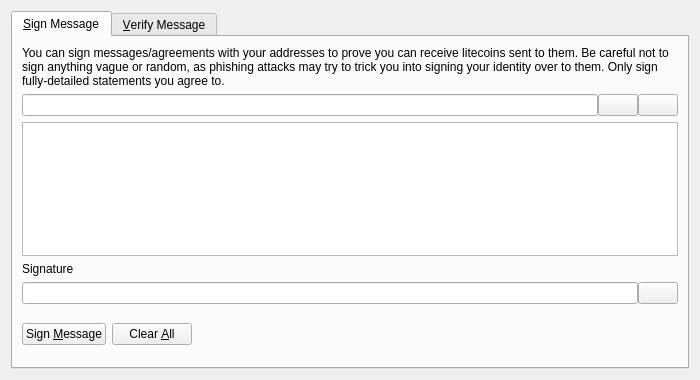
First picture: the form in src/qt/forms/signverifymessagedialog.ui, repository lubosz/litecoin, before the edit.
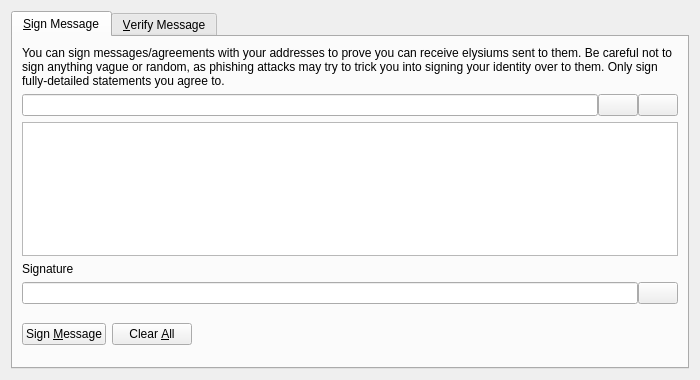
Second picture: the form after the edit. Icons and pictures are not drawn. Custom widgets are drawn as their Qt base class.

Commit message: rename: litecoin to elysium.

```diff
--- a/src/qt/forms/signverifymessagedialog.ui
+++ b/src/qt/forms/signverifymessagedialog.ui
@@ -30,7 +30,7 @@
        <item>
         <widget class="QLabel" name="infoLabel_SM">
          <property name="text">
-          <string>You can sign messages/agreements with your addresses to prove you can receive litecoins sent to them. Be careful not to sign anything vague or random, as phishing attacks may try to trick you into signing your identity over to them. Only sign fully-detailed statements you agree to.</string>
+          <string>You can sign messages/agreements with your addresses to prove you can receive elysiums sent to them. Be careful not to sign anything vague or random, as phishing attacks may try to trick you into signing your identity over to them. Only sign fully-detailed statements you agree to.</string>
          </property>
          <property name="textFormat">
           <enum>Qt::PlainText</enum>
```
The commit also changes 143 other files.
